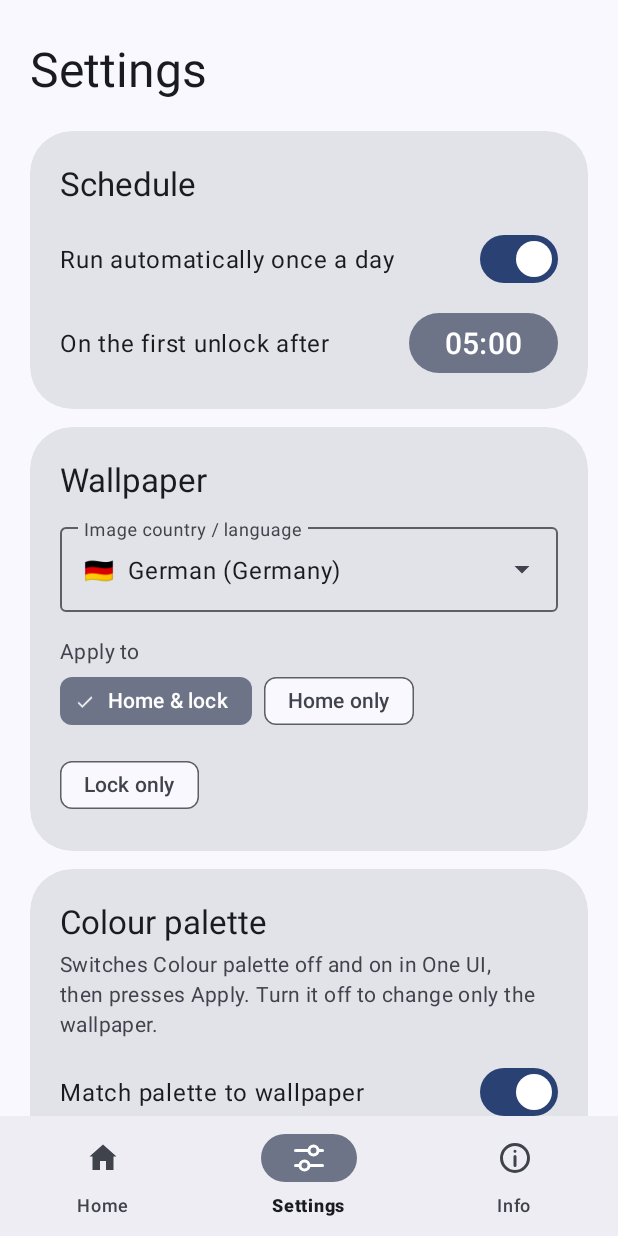
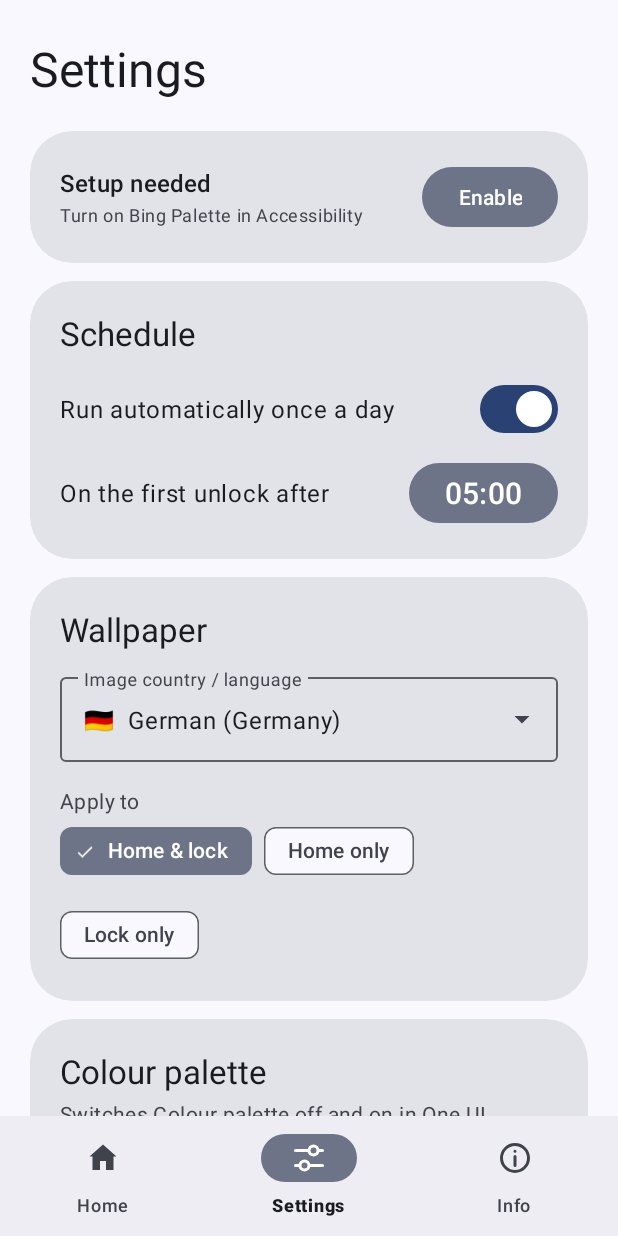
Before and after one commit to Androsx92/BingPalette, an Android app: the screen it shows after launch (MainActivity), item 2 of the bottom bar chosen, on a phone screen of 412 x 824 dp. Run offline under Robolectric (Android 15) with nearby library versions, the phone set to English and light mode, and no system bars; libraries missing offline, so code that uses them is left out: androidx.palette.graphics; network calls fail.

Commit message:
Add files via upload

```diff
--- a/app/build.gradle.kts
+++ b/app/build.gradle.kts
@@ -11,8 +11,8 @@ android {
         applicationId = "app.bingpalette"
         minSdk = 29
         targetSdk = 34
-        versionCode = 19
-        versionName = "2.4.1"
+        versionCode = 20
+        versionName = "2.4.2"
     }
 
     // Fixed signing key (from GitHub secrets) so that updates install over older versions.
--- a/app/src/main/res/layout/activity_main.xml
+++ b/app/src/main/res/layout/activity_main.xml
@@ -68,6 +68,55 @@
                         app:icon="@android:drawable/ic_media_play"
                         app:iconGravity="textStart" />
                 </LinearLayout>
+
+                <!-- Setup needed (only when the accessibility service is off) -->
+                <com.google.android.material.card.MaterialCardView
+                    android:id="@+id/setupCard"
+                    style="@style/Widget.Material3.CardView.Filled"
+                    android:layout_width="match_parent"
+                    android:layout_height="wrap_content"
+                    android:layout_marginBottom="12dp"
+                    android:visibility="gone"
+                    app:cardCornerRadius="28dp">
+
+                    <LinearLayout
+                        android:layout_width="match_parent"
+                        android:layout_height="wrap_content"
+                        android:gravity="center_vertical"
+                        android:orientation="horizontal"
+                        android:padding="20dp">
+
+                        <LinearLayout
+                            android:layout_width="0dp"
+                            android:layout_height="wrap_content"
+                            android:layout_weight="1"
+                            android:orientation="vertical">
+
+                            <TextView
+                                android:layout_width="wrap_content"
+                                android:layout_height="wrap_content"
+                                android:text="Setup needed"
+                                android:textAppearance="?attr/textAppearanceTitleMedium"
+                                android:textColor="?attr/colorOnSurface" />
+
+                            <TextView
+                                android:layout_width="wrap_content"
+                                android:layout_height="wrap_content"
+                                android:layout_marginTop="2dp"
+                                android:text="Turn on Bing Palette in Accessibility"
+                                android:textAppearance="?attr/textAppearanceBodySmall"
+                                android:textColor="?attr/colorOnSurfaceVariant" />
+                        </LinearLayout>
+
+                        <com.google.android.material.button.MaterialButton
+                            android:id="@+id/setupButton"
+                            style="@style/Widget.Material3.Button.TonalButton"
+                            android:layout_width="wrap_content"
+                            android:layout_height="wrap_content"
+                            android:layout_marginStart="12dp"
+                            android:text="Enable" />
+                    </LinearLayout>
+                </com.google.android.material.card.MaterialCardView>
 
                 <com.google.android.material.card.MaterialCardView
                     style="@style/Widget.Material3.CardView.Filled"
@@ -181,11 +230,43 @@
                     </LinearLayout>
                 </com.google.android.material.card.MaterialCardView>
 
+
+
+            </LinearLayout>
+        </ScrollView>
+
+        <!-- =========================== SETTINGS =========================== -->
+        <ScrollView
+            android:id="@+id/pageSettings"
+            android:layout_width="match_parent"
+            android:layout_height="match_parent"
+            android:fillViewport="true"
+            android:scrollbars="none"
+            android:visibility="gone">
+
+            <LinearLayout
+                android:layout_width="match_parent"
+                android:layout_height="wrap_content"
+                android:orientation="vertical"
+                android:paddingStart="20dp"
+                android:paddingTop="24dp"
+                android:paddingEnd="20dp"
+                android:paddingBottom="16dp">
+
+                <TextView
+                    android:layout_width="wrap_content"
+                    android:layout_height="wrap_content"
+                    android:layout_marginBottom="20dp"
+                    android:text="Settings"
+                    android:textAppearance="?attr/textAppearanceHeadlineLarge"
+                    android:textColor="?attr/colorOnSurface" />
+
+                <!-- Status -->
                 <com.google.android.material.card.MaterialCardView
                     style="@style/Widget.Material3.CardView.Filled"
                     android:layout_width="match_parent"
                     android:layout_height="wrap_content"
-                    android:layout_marginTop="12dp"
+                    android:layout_marginBottom="12dp"
                     app:cardCornerRadius="28dp">
 
                     <LinearLayout
@@ -225,35 +306,6 @@
                             android:layout_marginStart="12dp" />
                     </LinearLayout>
                 </com.google.android.material.card.MaterialCardView>
-
-            </LinearLayout>
-        </ScrollView>
-
-        <!-- =========================== SETTINGS =========================== -->
-        <ScrollView
-            android:id="@+id/pageSettings"
-            android:layout_width="match_parent"
-            android:layout_height="match_parent"
-            android:fillViewport="true"
-            android:scrollbars="none"
-            android:visibility="gone">
-
-            <LinearLayout
-                android:layout_width="match_parent"
-                android:layout_height="wrap_content"
-                android:orientation="vertical"
-                android:paddingStart="20dp"
-                android:paddingTop="24dp"
-                android:paddingEnd="20dp"
-                android:paddingBottom="16dp">
-
-                <TextView
-                    android:layout_width="wrap_content"
-                    android:layout_height="wrap_content"
-                    android:layout_marginBottom="20dp"
-                    android:text="Settings"
-                    android:textAppearance="?attr/textAppearanceHeadlineLarge"
-                    android:textColor="?attr/colorOnSurface" />
 
                 <!-- Schedule -->
                 <com.google.android.material.card.MaterialCardView
```
Also changed, not shown: app/src/main/java/app/bingpalette/MainActivity.kt (+26 -0 lines), app/src/main/java/app/bingpalette/ZoomImageView.kt (+12 -0 lines).
